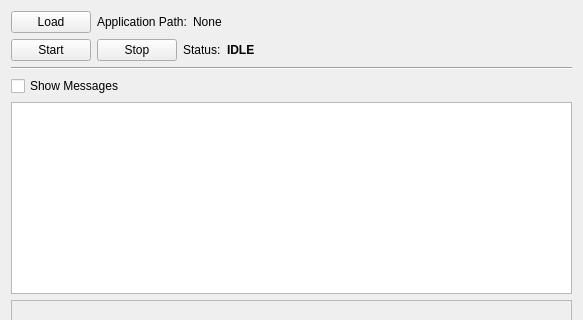
This is Applications/ctkExampleHost/ctkHostAppExampleWidget.ui in commontk/CTK as Qt 5 draws it before an edit; both pictures show x 0 to 583 and y 0 to 320 of the 583 by 572 pixel window. The edited form follows.
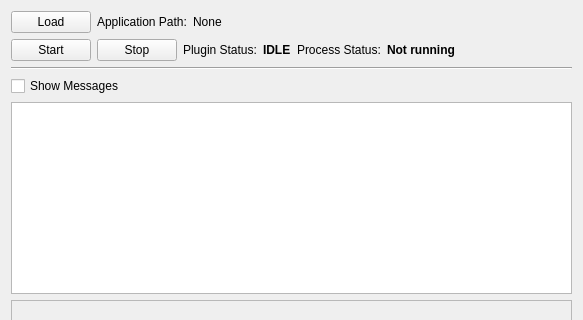
This is the edited form. Icons and pictures are not drawn.

Commit message: CHG: keep track of the state of the hosted application process and display it in GUI

Diff of the .ui file:
```diff
--- a/Applications/ctkExampleHost/ctkHostAppExampleWidget.ui
+++ b/Applications/ctkExampleHost/ctkHostAppExampleWidget.ui
@@ -74,7 +74,7 @@
      <item>
       <widget class="QLabel" name="label">
        <property name="text">
-        <string>Status:</string>
+        <string>Plugin Status:</string>
        </property>
       </widget>
      </item>
@@ -91,6 +91,26 @@
        </property>
       </widget>
      </item>
+     <item>
+      <widget class="QLabel" name="label_3">
+       <property name="text">
+        <string>Process Status:</string>
+       </property>
+      </widget>
+     </item>
+     <item>
+      <widget class="QLabel" name="processStateLabel">
+       <property name="font">
+        <font>
+         <weight>75</weight>
+         <bold>true</bold>
+        </font>
+       </property>
+       <property name="text">
+        <string>Not running</string>
+       </property>
+      </widget>
+     </item>
      <item>
       <spacer name="horizontalSpacer">
        <property name="orientation">
```
Left out of the diff: 56 changed lines with no effect on the pictures. The commit also changes 4 other files.
